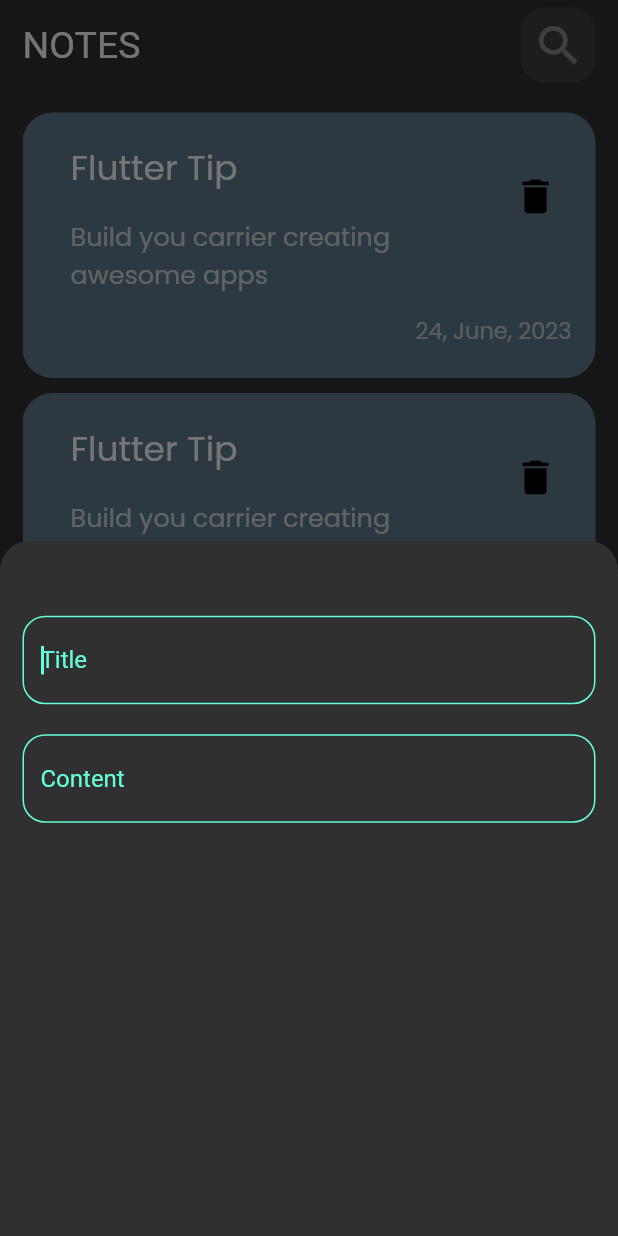
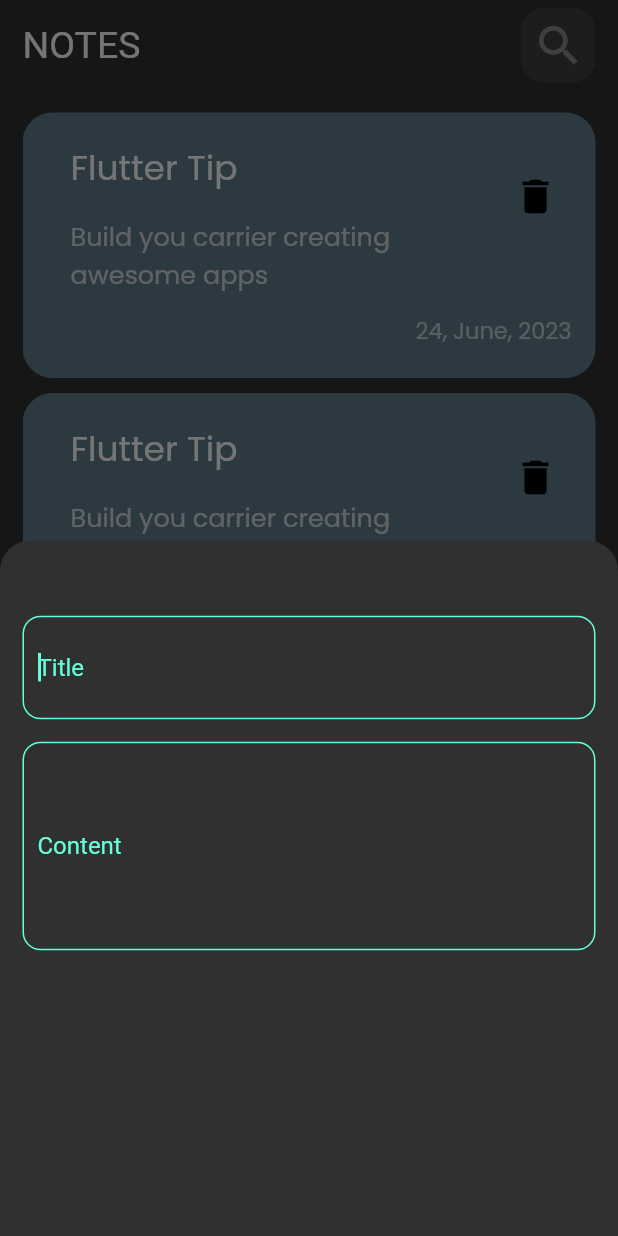
Before and after one commit to andrrew24/notes_app, a Flutter app: the screen it shows after launch, after a tap on the "add" icon, on a phone screen of 412 x 824 dp. Run offline on Flutter 3.47's test engine with Material 2 defaults, Android fonts, the phone set to English and light mode, and no system bars; our stand-ins replace google_fonts.

Commit message:
add fields to note bottom sheet 2

```diff
--- a/lib/methods/buildBorder.dart
+++ b/lib/methods/buildBorder.dart
@@ -3,7 +3,7 @@ import 'package:flutter/material.dart';
 
   OutlineInputBorder buildBorder([color]) {
     return OutlineInputBorder(
-        borderRadius: BorderRadius.circular(15),
+        borderRadius: BorderRadius.circular(12),
         borderSide: BorderSide(
           color: color ?? Colors.white
         )
--- a/lib/views/widgets/add_note_bottom_sheet.dart
+++ b/lib/views/widgets/add_note_bottom_sheet.dart
@@ -1,7 +1,6 @@
 import 'package:flutter/material.dart';
 
 import 'custom_textfield.dart';
-
 
 class AddNoteBottomSheet extends StatelessWidget {
   const AddNoteBottomSheet({
@@ -16,20 +15,22 @@ class AddNoteBottomSheet extends StatelessWidget {
   @override
   Widget build(BuildContext context) {
     return Padding(
-      padding:
-          const EdgeInsets.only(top: 50, right: 15, left: 15),
+      padding: const EdgeInsets.only(top: 50, right: 15, left: 15),
       child: Column(
         children: [
           CustomTextField(
             textController: title,
             hintText: "Title",
+            maxlines: 1,
           ),
           const SizedBox(
-            height: 20,
+            height: 15,
           ),
           CustomTextField(
-
-              textController: content, hintText: "Content")
+            textController: content,
+            hintText: "Content",
+            padding: EdgeInsets.symmetric(horizontal: 10, vertical: 60),
+          )
         ],
       ),
     );
--- a/lib/views/widgets/custom_textfield.dart
+++ b/lib/views/widgets/custom_textfield.dart
@@ -6,14 +6,17 @@ import 'package:notes_app/constants/constant.dart';
 import '../../methods/buildBorder.dart';
 
 class CustomTextField extends StatelessWidget {
-  CustomTextField({
-    super.key,
-    required this.textController,
-    required this.hintText,
-  });
+  CustomTextField(
+      {super.key,
+      required this.textController,
+      required this.hintText,
+      this.padding = const EdgeInsets.symmetric(vertical: 25, horizontal: 10),
+      this.maxlines = 1});
 
   final TextEditingController textController;
-  String hintText;
+  final String hintText;
+  final int maxlines;
+  final EdgeInsets padding;
 
   @override
   Widget build(BuildContext context) {
@@ -22,7 +25,9 @@ class CustomTextField extends StatelessWidget {
       autofocus: true,
       textAlign: TextAlign.start,
       controller: textController,
+      maxLines: maxlines,
       decoration: InputDecoration(
+        contentPadding: padding,
         hintText: hintText,
         hintStyle: const TextStyle(
           color: kprimaryColor,
```
